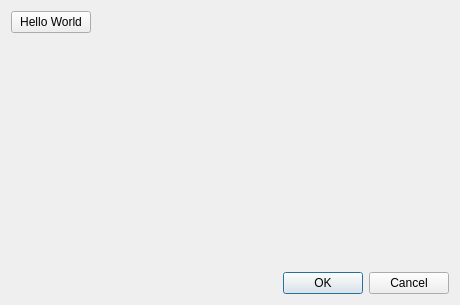
Old version of the form track_changes/ui/main_dialog.ui in the repository ahmadzfaiz/qgis-track-changes.
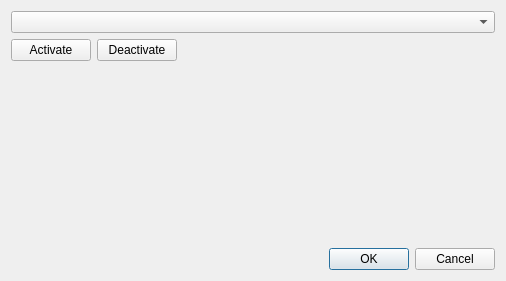
New version of the form.

Commit message: feat: add functionality to select the layer and activate/deactivate the track changes

Patch:
```diff
--- a/track_changes/ui/main_dialog.ui
+++ b/track_changes/ui/main_dialog.ui
@@ -6,8 +6,8 @@
    <rect>
     <x>0</x>
     <y>0</y>
-    <width>460</width>
-    <height>305</height>
+    <width>506</width>
+    <height>281</height>
    </rect>
   </property>
   <property name="windowTitle">
@@ -15,13 +15,27 @@
   </property>
   <layout class="QGridLayout" name="gridLayout">
    <item row="0" column="0">
-    <layout class="QVBoxLayout" name="verticalLayout_2">
+    <layout class="QVBoxLayout" name="verticalLayout">
+     <item>
+      <layout class="QHBoxLayout" name="horizontalLayout_3">
+       <item>
+        <widget class="QComboBox" name="cbVectorLayers"/>
+       </item>
+      </layout>
+     </item>
      <item>
       <layout class="QHBoxLayout" name="horizontalLayout_2">
        <item>
         <widget class="QPushButton" name="pbHelloWorld">
          <property name="text">
-          <string>Hello World</string>
+          <string>Activate</string>
+         </property>
+        </widget>
+       </item>
+       <item>
+        <widget class="QPushButton" name="pbDeactivate">
+         <property name="text">
+          <string>Deactivate</string>
          </property>
         </widget>
        </item>
@@ -41,8 +55,6 @@
       </layout>
      </item>
      <item>
-      <layout class="QVBoxLayout" name="verticalLayout">
-       <item>
         <spacer name="verticalSpacer">
          <property name="orientation">
           <enum>Qt::Vertical</enum>
@@ -85,8 +97,6 @@
       </layout>
      </item>
     </layout>
-   </item>
-  </layout>
  </widget>
  <resources/>
  <connections>
```
Left out of the diff: 12 changed lines with no effect on the pictures. Lines whose indentation alone changed are shown as unchanged. The commit also changes 3 other files.
